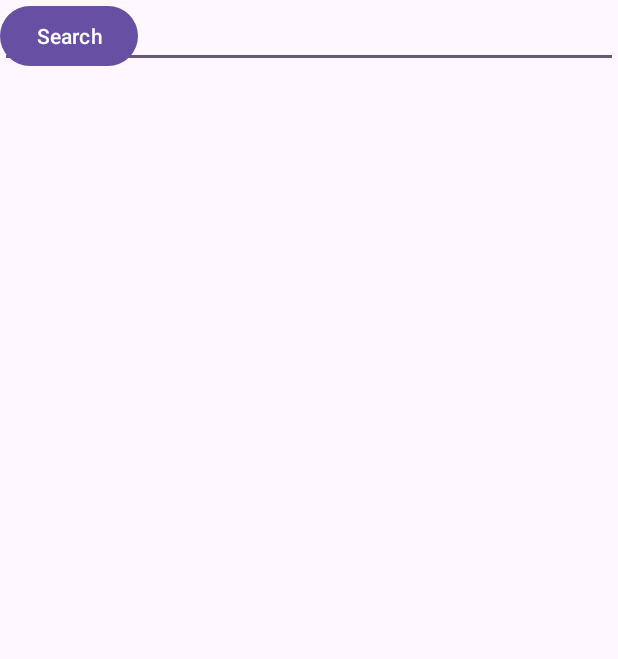
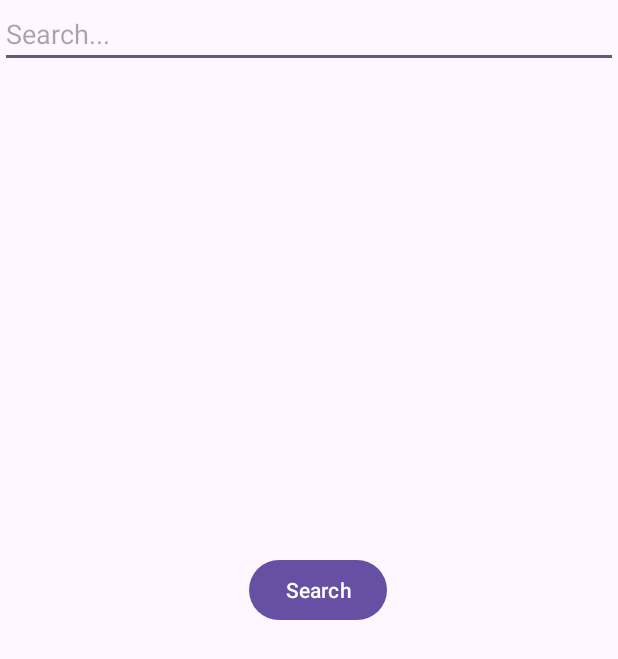
Before and after one commit to Bingerma/BadgerCourse, an Android app: the screen it shows after launch (MainActivity), after a tap on "Search", on a phone screen of 412 x 824 dp. Shown: the top 659 px of the screen. Run offline under Robolectric (Android 15) with nearby library versions, the phone set to English and light mode, and no system bars.

Commit message:
Added button to trigger search

```diff
--- a/app/src/main/AndroidManifest.xml
+++ b/app/src/main/AndroidManifest.xml
@@ -2,6 +2,7 @@
 <manifest xmlns:android="http://schemas.android.com/apk/res/android"
     xmlns:tools="http://schemas.android.com/tools">
 
+    <uses-permission android:name="android.permission.INTERNET" />
     <application
         android:allowBackup="true"
         android:dataExtractionRules="@xml/data_extraction_rules"
--- a/app/src/main/java/com/cs407/finalproject/MainActivity.java
+++ b/app/src/main/java/com/cs407/finalproject/MainActivity.java
@@ -26,8 +26,8 @@ public class MainActivity extends AppCompatActivity {
     private ListView listViewResults;
     private ArrayAdapter<String> adapter;
 
-    private String api = "curl -H \"Authorization: Token token=405f8fbc02dd4b7eb560ce722c7be74a\" https://api.madgrades.com/v1/courses?query=";
-    private String out;
+    private String api = "https://api.madgrades.com/v1/courses?query=";
+    private String[] data = {"Apple", "Banana", "Orange", "Mango", "Grapes"};
 
     private String fetchURL(String urlString){
         try {
@@ -61,40 +61,20 @@ public class MainActivity extends AppCompatActivity {
         super.onCreate(savedInstanceState);
         setContentView(R.layout.activity_main);
 
-
         editTextSearch = findViewById(R.id.editTextSearch);
         listViewResults = findViewById(R.id.listViewResults);
         searchButton = findViewById(R.id.Search);
-
-        // Sample data
-        String[] data = {"Apple", "Banana", "Orange", "Mango", "Grapes"};
 
         // Set up the adapter
         adapter = new ArrayAdapter<>(this, android.R.layout.simple_list_item_1, data);
         listViewResults.setAdapter(adapter);
 
-        // Set up the search functionality
-        editTextSearch.addTextChangedListener(new TextWatcher() {
+        searchButton.setOnClickListener(new View.OnClickListener() {
             @Override
-            public void beforeTextChanged(CharSequence charSequence, int i, int i1, int i2) {}
-
-            @Override
-            public void onTextChanged(CharSequence charSequence, int i, int i1, int i2) {
-                adapter.getFilter().filter(charSequence);
-                listViewResults.setVisibility(charSequence.length() > 0 ? View.VISIBLE : View.GONE);
+            public void onClick(View v) {
+                String output = fetchURL(api + editTextSearch.getText().toString().replaceAll("\\s", ""));
+                Log.d("Website output",output);
             }
-
-            @Override
-            public void afterTextChanged(Editable editable) {}
         });
-
-        searchButton.setOnClickListener(
-                new View.OnClickListener() {
-                    @Override
-                    public void onClick(View v) {
-                        fetchURL(editTextSearch.getText().toString());
-                    }
-                }
-        );
     }
 }
--- a/app/src/main/res/layout/activity_main.xml
+++ b/app/src/main/res/layout/activity_main.xml
@@ -22,11 +22,13 @@
         android:layout_width="match_parent"
         android:layout_height="match_parent"
         android:layout_below="@id/editTextSearch"
+        android:layout_marginEnd="411dp"
         android:divider="@android:color/darker_gray"
         android:dividerHeight="1dp"
         android:visibility="gone"
-        tools:layout_editor_absoluteX="-16dp"
-        tools:layout_editor_absoluteY="347dp">
+        app:layout_constraintEnd_toEndOf="parent"
+        app:layout_constraintStart_toStartOf="parent"
+        app:layout_constraintTop_toTopOf="@id/editTextSearch">
 
     </ListView>
 
@@ -34,8 +36,12 @@
         android:id="@+id/Search"
         android:layout_width="wrap_content"
         android:layout_height="wrap_content"
+        android:layout_marginStart="165dp"
+        android:layout_marginTop="324dp"
+        android:layout_marginEnd="154dp"
         android:text="Search"
-        tools:layout_editor_absoluteX="164dp"
-        tools:layout_editor_absoluteY="369dp" />
+        app:layout_constraintEnd_toEndOf="parent"
+        app:layout_constraintStart_toStartOf="parent"
+        app:layout_constraintTop_toBottomOf="@+id/editTextSearch" />
 
 </androidx.constraintlayout.widget.ConstraintLayout>
```
